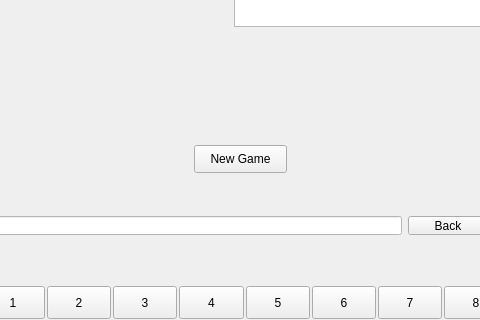
Piotr95/Hangman, file mainwindow.ui: the form before one commit; both pictures show x 106 to 586 and y 291 to 611 of the 709 by 826 pixel window.
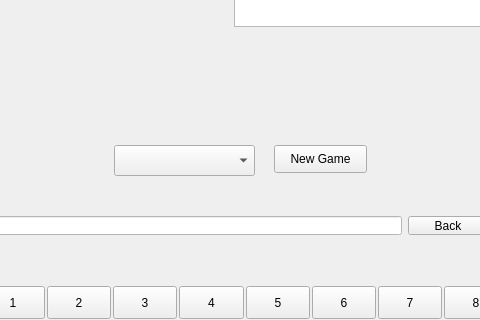
The form after the commit.

Commit message: yesterday lvl list before refactoring project

The edit to the form file:
```diff
--- a/mainwindow.ui
+++ b/mainwindow.ui
@@ -17,7 +17,7 @@
    <widget class="QPushButton" name="BNew">
     <property name="geometry">
      <rect>
-      <x>300</x>
+      <x>380</x>
       <y>400</y>
       <width>93</width>
       <height>28</height>
@@ -858,6 +858,16 @@
     </property>
     <layout class="QHBoxLayout" name="PB"/>
    </widget>
+   <widget class="QComboBox" name="Lvl">
+    <property name="geometry">
+     <rect>
+      <x>220</x>
+      <y>400</y>
+      <width>141</width>
+      <height>31</height>
+     </rect>
+    </property>
+   </widget>
   </widget>
   <widget class="QToolBar" name="mainToolBar">
    <attribute name="toolBarArea">
```
The commit also changes 2 other files.
